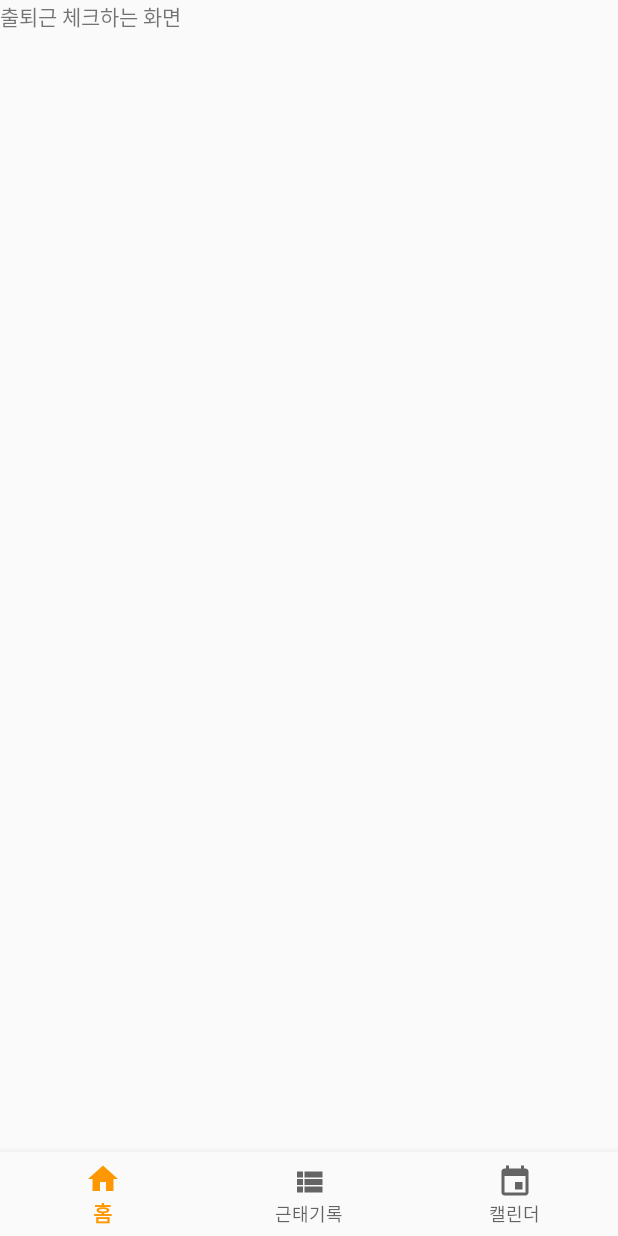
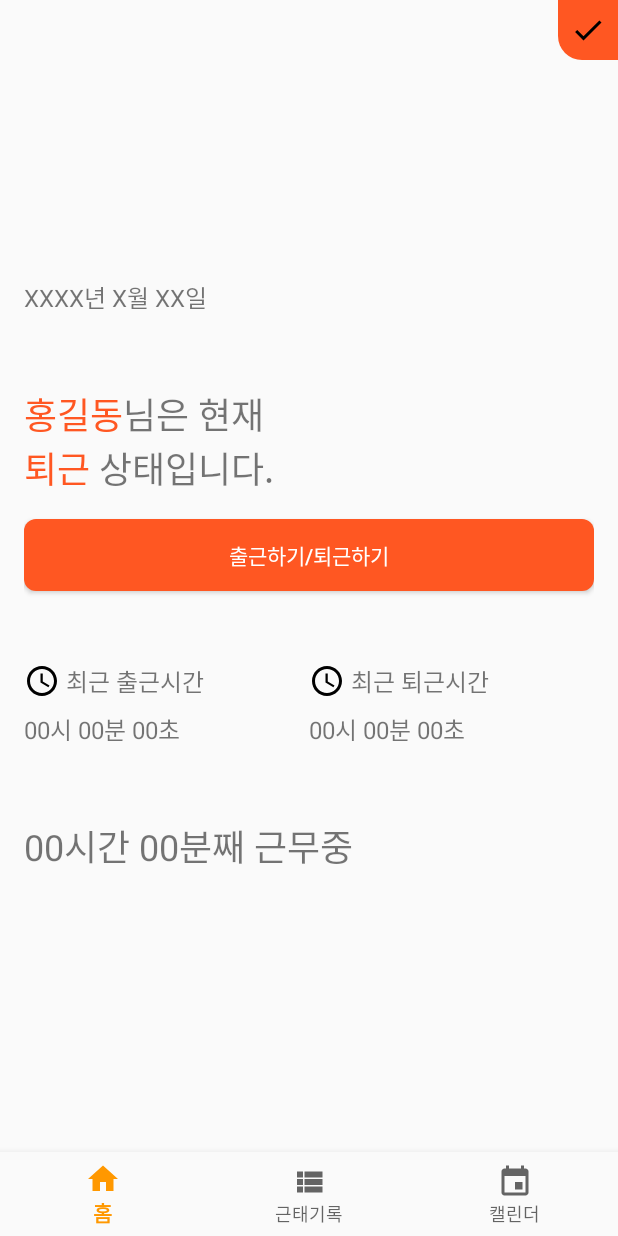
Before and after one commit to g-bridge-etners/g-bridge-etners, an Android app: the FragmentHome screen opened directly, with no data from a screen before it, on a phone screen of 412 x 824 dp. Run offline under Robolectric (Android 15) with nearby library versions, the phone set to English and light mode, and no system bars.

Commit message:
Home Fragment 레이아웃 제작

```diff
--- a/app/src/main/java/com/gbridge/etners/ui/main/FragmentHome.java
+++ b/app/src/main/java/com/gbridge/etners/ui/main/FragmentHome.java
@@ -15,6 +15,10 @@ public class FragmentHome extends Fragment {
     @Nullable
     @Override
     public View onCreateView(@NonNull LayoutInflater inflater, @Nullable ViewGroup container, @Nullable Bundle savedInstanceState) {
-        return inflater.inflate(R.layout.fragment_home, container, false);
+        View view = inflater.inflate(R.layout.fragment_home, container, false);
+
+
+
+        return view;
     }
 }
--- /dev/null
+++ b/app/src/main/res/drawable/bg_state.xml
@@ -0,0 +1,8 @@
+<?xml version="1.0" encoding="utf-8"?>
+<shape xmlns:android="http://schemas.android.com/apk/res/android">
+
+    <solid android:color="@color/colorAccent"/>
+
+    <corners android:bottomLeftRadius="16dp"/>
+
+</shape>
--- /dev/null
+++ b/app/src/main/res/drawable/ic_check.xml
@@ -0,0 +1,9 @@
+<vector xmlns:android="http://schemas.android.com/apk/res/android"
+        android:width="24dp"
+        android:height="24dp"
+        android:viewportWidth="24.0"
+        android:viewportHeight="24.0">
+    <path
+        android:fillColor="#FF000000"
+        android:pathData="M9,16.17L4.83,12l-1.42,1.41L9,19 21,7l-1.41,-1.41z"/>
+</vector>
--- /dev/null
+++ b/app/src/main/res/drawable/ic_time.xml
@@ -0,0 +1,9 @@
+<vector xmlns:android="http://schemas.android.com/apk/res/android"
+        android:width="24dp"
+        android:height="24dp"
+        android:viewportWidth="24.0"
+        android:viewportHeight="24.0">
+    <path
+        android:fillColor="#FF000000"
+        android:pathData="M11.99,2C6.47,2 2,6.48 2,12s4.47,10 9.99,10C17.52,22 22,17.52 22,12S17.52,2 11.99,2zM12,20c-4.42,0 -8,-3.58 -8,-8s3.58,-8 8,-8 8,3.58 8,8 -3.58,8 -8,8zM12.5,7H11v6l5.25,3.15 0.75,-1.23 -4.5,-2.67z"/>
+</vector>
--- a/app/src/main/res/layout/fragment_home.xml
+++ b/app/src/main/res/layout/fragment_home.xml
@@ -2,11 +2,151 @@
 <androidx.constraintlayout.widget.ConstraintLayout
     xmlns:android="http://schemas.android.com/apk/res/android"
     android:layout_width="match_parent"
-    android:layout_height="match_parent">
+    android:layout_height="match_parent"
+    xmlns:app="http://schemas.android.com/apk/res-auto">
 
-    <TextView
+    <ImageView
+        android:id="@+id/home_networkState"
+        android:layout_width="40dp"
+        android:layout_height="40dp"
+        android:background="@drawable/bg_state"
+        android:src="@drawable/ic_check"
+        android:padding="8dp"
+        app:layout_constraintTop_toTopOf="parent"
+        app:layout_constraintRight_toRightOf="parent"/>
+
+    <LinearLayout
         android:layout_width="match_parent"
-        android:layout_height="match_parent"
-        android:text="출퇴근 체크하는 화면"/>
+        android:layout_height="wrap_content"
+        android:orientation="vertical"
+        android:paddingHorizontal="16dp"
+        app:layout_constraintTop_toTopOf="parent"
+        app:layout_constraintBottom_toBottomOf="parent">
+
+        <TextView
+            android:id="@+id/home_date"
+            android:layout_width="wrap_content"
+            android:layout_height="wrap_content"
+            android:text="XXXX년 X월 XX일"
+            android:textSize="16sp"/>
+
+        <LinearLayout
+            android:layout_width="match_parent"
+            android:layout_height="wrap_content"
+            android:orientation="horizontal"
+            android:layout_marginTop="48dp">
+
+            <TextView
+                android:id="@+id/home_name"
+                android:layout_width="wrap_content"
+                android:layout_height="wrap_content"
+                android:text="홍길동"
+                android:textSize="24sp"
+                android:textColor="@color/colorAccent"/>
+
+            <TextView
+                android:layout_width="wrap_content"
+                android:layout_height="wrap_content"
+                android:text="님은 현재"
+                android:textSize="24sp"/>
+
+        </LinearLayout>
+
+        <LinearLayout
+            android:layout_width="match_parent"
+            android:layout_height="wrap_content"
+            android:orientation="horizontal">
+
+            <TextView
+                android:id="@+id/home_userState"
+                android:layout_width="wrap_content"
+                android:layout_height="wrap_content"
+                android:text="퇴근"
+                android:textSize="24sp"
+                android:textColor="@color/colorAccent"/>
+
+            <TextView
+                android:layout_width="wrap_content"
+                android:layout_height="wrap_content"
+                android:text=" 상태입니다."
+                android:textSize="24sp"/>
+
+        </LinearLayout>
+
+        <Button
+            android:layout_width="match_parent"
+            android:layout_height="wrap_content"
+            android:background="@drawable/bg_button"
+            android:text="출근하기/퇴근하기"
+            android:textColor="@color/colorWhite"
+            android:layout_marginTop="16dp"/>
+
+        <LinearLayout
+            android:layout_width="match_parent"
+            android:layout_height="wrap_content"
+            android:orientation="horizontal"
+            android:layout_marginTop="48dp">
+
+            <LinearLayout
+                android:layout_width="match_parent"
+                android:layout_height="wrap_content"
+                android:orientation="vertical"
+                android:layout_weight="1">
+
+                <TextView
+                    android:layout_width="match_parent"
+                    android:layout_height="wrap_content"
+                    android:gravity="center_vertical"
+                    android:drawableLeft="@drawable/ic_time"
+                    android:drawablePadding="4dp"
+                    android:text="최근 출근시간"
+                    android:textSize="16sp"/>
+
+                <TextView
+                    android:id="@+id/home_startTime"
+                    android:layout_width="wrap_content"
+                    android:layout_height="wrap_content"
+                    android:text="00시 00분 00초"
+                    android:textSize="16sp"
+                    android:layout_marginTop="8dp"/>
+
+            </LinearLayout>
+
+            <LinearLayout
+                android:layout_width="match_parent"
+                android:layout_height="wrap_content"
+                android:orientation="vertical"
+                android:layout_weight="1">
+
+                <TextView
+                    android:layout_width="match_parent"
+                    android:layout_height="wrap_content"
+                    android:gravity="center_vertical"
+                    android:drawableLeft="@drawable/ic_time"
+                    android:drawablePadding="4dp"
+                    android:text="최근 퇴근시간"
+                    android:textSize="16sp"/>
+
+                <TextView
+                    android:id="@+id/home_endTime"
+                    android:layout_width="wrap_content"
+                    android:layout_height="wrap_content"
+                    android:text="00시 00분 00초"
+                    android:textSize="16sp"
+                    android:layout_marginTop="8dp"/>
+
+            </LinearLayout>
+
+        </LinearLayout>
+
+        <TextView
+            android:id="@+id/home_workingTime"
+            android:layout_width="wrap_content"
+            android:layout_height="wrap_content"
+            android:text="00시간 00분째 근무중"
+            android:textSize="24sp"
+            android:layout_marginTop="48dp"/>
+
+    </LinearLayout>
 
 </androidx.constraintlayout.widget.ConstraintLayout>
```
